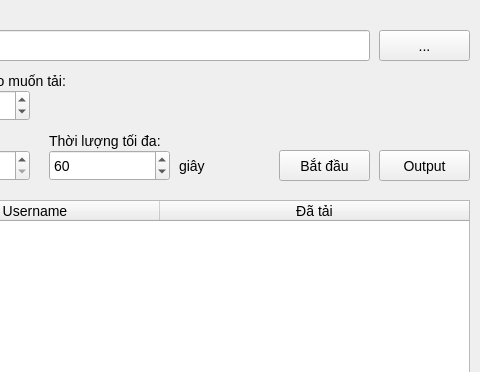
Old version of the form ui/MainWindow.ui in the repository nguyenvantat1182002/x-profile-video-dowloader; both pictures show x 101 to 581 and y 0 to 372 of the 581 by 591 pixel window.
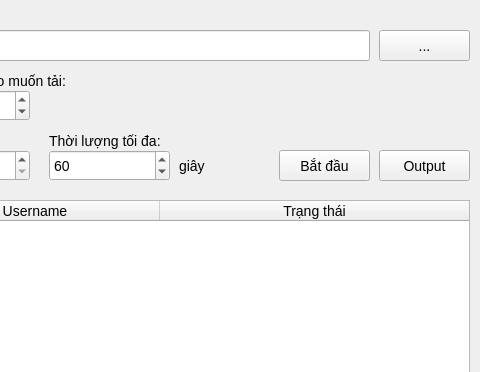
New version of the form.

Diff of the .ui file:
```diff
--- a/ui/MainWindow.ui
+++ b/ui/MainWindow.ui
@@ -202,7 +202,7 @@
     </column>
     <column>
      <property name="text">
-      <string>Đã tải</string>
+      <string>Trạng thái</string>
      </property>
     </column>
    </widget>
```
